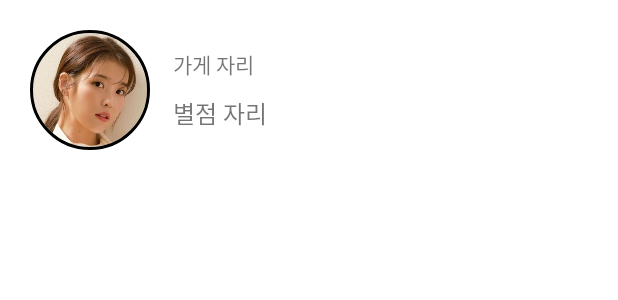
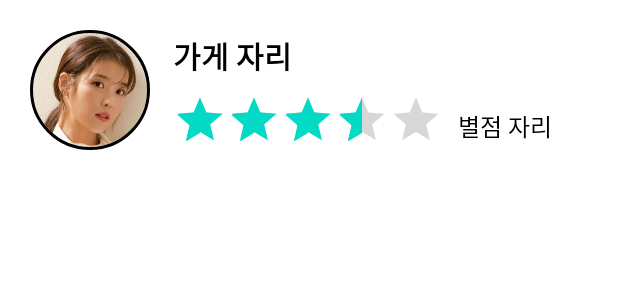
Before and after one commit to csh113/PizzaStore_20220710, an Android app: the layout store_list_item.xml on its own in the app's theme, with its tools: preview values and no code run, on a phone screen of 412 x 824 dp. Shown: the top 300 px of the screen. Run offline under Robolectric (Android 15) with nearby library versions, the phone set to English and light mode, and no system bars.

Commit message:
SimpleRatingBar Lib 설치 20220717 일

```diff
--- a/app/build.gradle
+++ b/app/build.gradle
@@ -52,4 +52,8 @@ dependencies {
 //    Lottie
 //    implementation 'com.airbnb.android:lottie:$lottieVersion'
     implementation 'com.airbnb.android:lottie:5.2.0'
+
+//    RatingBar
+//    compile 'com.github.ome450901:SimpleRatingBar:LATEST_VERSION'
+    implementation 'com.github.ome450901:SimpleRatingBar:1.5.1'
 }
--- a/app/src/main/java/com/cshka/pizzastore_20220710/SplashActivity.kt
+++ b/app/src/main/java/com/cshka/pizzastore_20220710/SplashActivity.kt
@@ -15,7 +15,8 @@ class SplashActivity : AppCompatActivity() {
         val myHandler = Handler(Looper.getMainLooper()) //Handler를 변수로 - duplicated 된 것 없애는 방법 Looper.getMainLooper()
 //        백엔드에서 할일
 
-        myHandler.postDelayed({
+        myHandler.postDelayed(
+            {
 //            백엔드 이후에 할 일
 //            예시 : 서버에 자동 로그인 기능 - 토크으로 로그인 되는지(뭔가 서버와 통신할 때 작업하는 부분)
 //            1500밀리초 이후에 실행될 코드
@@ -26,7 +27,7 @@ class SplashActivity : AppCompatActivity() {
             startActivity(myIntent)
             finish()
 
-        },
+            },
 //            지연시킬 시간 - ms 단위로 작성
             1500) //지연 시간 milli second 1.5초
     }
--- a/app/src/main/java/com/cshka/pizzastore_20220710/adapters/StoreListAdapter.kt
+++ b/app/src/main/java/com/cshka/pizzastore_20220710/adapters/StoreListAdapter.kt
@@ -1,11 +1,13 @@
 package com.cshka.pizzastore_20220710.adapters
 
 import android.content.Context
+import android.util.Log
 import android.view.LayoutInflater
 import android.view.View
 import android.view.ViewGroup
 import android.widget.ArrayAdapter
 import android.widget.ImageView
+import android.widget.RatingBar
 import android.widget.TextView
 import com.bumptech.glide.Glide
 import com.cshka.pizzastore_20220710.R
@@ -28,13 +30,16 @@ class StoreListAdapter (
         val nameTxt = row.findViewById<TextView>(R.id.nameTxt)
         val scoreTxt = row.findViewById<TextView>(R.id.scoreTxt)
         val storeLogoImg = row.findViewById<ImageView>(R.id.storeLogoImg)
+        val storeRatingBar = row.findViewById<RatingBar>(R.id.storeRatingBar)
 
         nameTxt.text = mList[position].name
         scoreTxt.text = "(${mList[position].score})"
+        Log.d(">>>>>>>>> 별점 : ", mList[position].score.toString())
         Glide.with(mContext)    //현재 이 Glide를 사용하고 있는 Context
             .load(mList[position].logoUrl) //실제 들어갈 이미지 URL
             .into(storeLogoImg) // 이미지가 들어갈 xml의 태그
 //        .getsize로 줄이기도 가능
+        storeRatingBar.rating = mList[position].score.toFloat()
 
         return row
     }
--- a/app/src/main/java/com/cshka/pizzastore_20220710/fragments/PizzaFragment.kt
+++ b/app/src/main/java/com/cshka/pizzastore_20220710/fragments/PizzaFragment.kt
@@ -29,7 +29,7 @@ class PizzaFragment : Fragment() {
         super.onActivityCreated(savedInstanceState)
 
 //           viewPager에 의해 피자 프래그먼트가 사라질때, mList도 같이 clear되도록
-//        mList.clear()
+//        mList.clsear()
 
         Log.d("리스트 사이즈", mList.size.toString())
 
--- a/app/src/main/java/com/cshka/pizzastore_20220710/fragments/ProfileFragment.kt
+++ b/app/src/main/java/com/cshka/pizzastore_20220710/fragments/ProfileFragment.kt
@@ -16,7 +16,7 @@ import kotlinx.android.synthetic.main.fragment_profile.*
 class ProfileFragment : Fragment() {
 
     val REQ_FOR_NICKNAME = 1000
-    val REQ_FOR_PHONENUM = 2000
+    val REQ_FOR_PHONENUM = 1001
 
     override fun onCreateView(
         inflater: LayoutInflater,
--- a/app/src/main/res/layout/store_list_item.xml
+++ b/app/src/main/res/layout/store_list_item.xml
@@ -1,10 +1,10 @@
 <?xml version="1.0" encoding="utf-8"?>
 <LinearLayout xmlns:android="http://schemas.android.com/apk/res/android"
     xmlns:app="http://schemas.android.com/apk/res-auto"
+    android:layout_width="match_parent"
+    android:layout_height="wrap_content"
     android:orientation="horizontal"
-    android:padding="20dp"
-    android:layout_width="match_parent"
-    android:layout_height="wrap_content"> <!--중요-->
+    android:padding="20dp"> <!--중요-->
 
     <!--<ImageView
         android:id="@+id/profileImg"
@@ -17,8 +17,8 @@
         android:layout_width="80dp"
         android:layout_height="80dp"
         android:src="@drawable/iu"
-        app:civ_border_width="2dp"
-        app:civ_border_color="#FF000000"/>
+        app:civ_border_color="#FF000000"
+        app:civ_border_width="2dp" />
 
     <LinearLayout
         android:layout_width="match_parent"
@@ -31,15 +31,36 @@
             android:id="@+id/nameTxt"
             android:layout_width="wrap_content"
             android:layout_height="wrap_content"
-            android:text="가게 자리"/>
+            android:text="가게 자리"
+            android:textSize="20sp"
+            android:textColor="@color/black"
+            android:textStyle="bold"/>
 
-        <TextView
-            android:id="@+id/scoreTxt"
+        <LinearLayout
             android:layout_width="wrap_content"
             android:layout_height="wrap_content"
-            android:text="별점 자리"
-            android:textSize="16sp"
-            android:layout_marginTop="10dp"/>
+            android:layout_marginTop="10dp"
+            android:orientation="horizontal">
+
+            <RatingBar
+                android:id="@+id/storeRatingBar"
+                android:layout_width="wrap_content"
+                android:layout_height="wrap_content"
+                style="@style/Widget.AppCompat.RatingBar.Indicator"
+                android:rating="3.5" />
+
+            <TextView
+                android:id="@+id/scoreTxt"
+                android:layout_width="wrap_content"
+                android:layout_height="wrap_content"
+                android:layout_marginStart="10dp"
+                android:layout_marginTop="10dp"
+                android:text="별점 자리"
+                android:textColor="@color/black"
+                android:textSize="16sp" />
+
+        </LinearLayout>
+
     </LinearLayout>
 
 </LinearLayout>
--- a/settings.gradle
+++ b/settings.gradle
@@ -3,6 +3,7 @@ pluginManagement {
         gradlePluginPortal()
         google()
         mavenCentral()
+        maven { url 'https://jitpack.io' }
     }
 }
 dependencyResolutionManagement {
@@ -10,6 +11,7 @@ dependencyResolutionManagement {
     repositories {
         google()
         mavenCentral()
+        maven { url 'https://jitpack.io' }
     }
 }
 rootProject.name = "PizzaStore_20220710"
```
